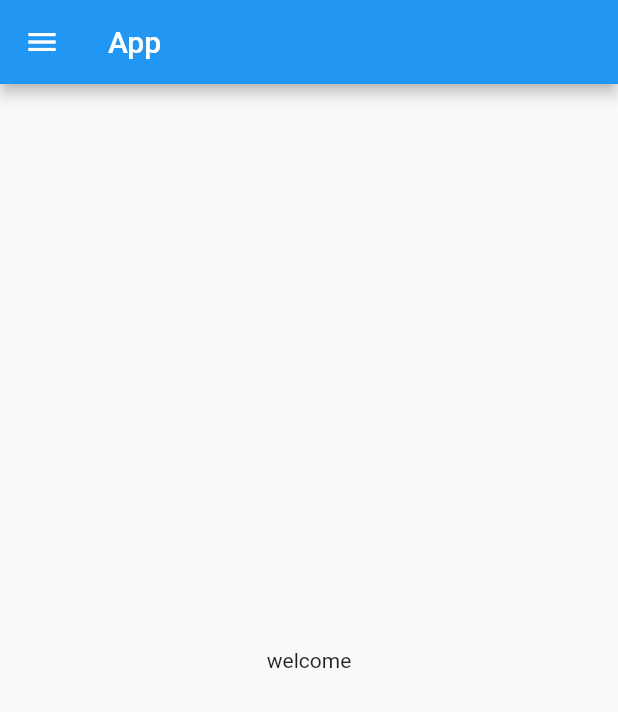
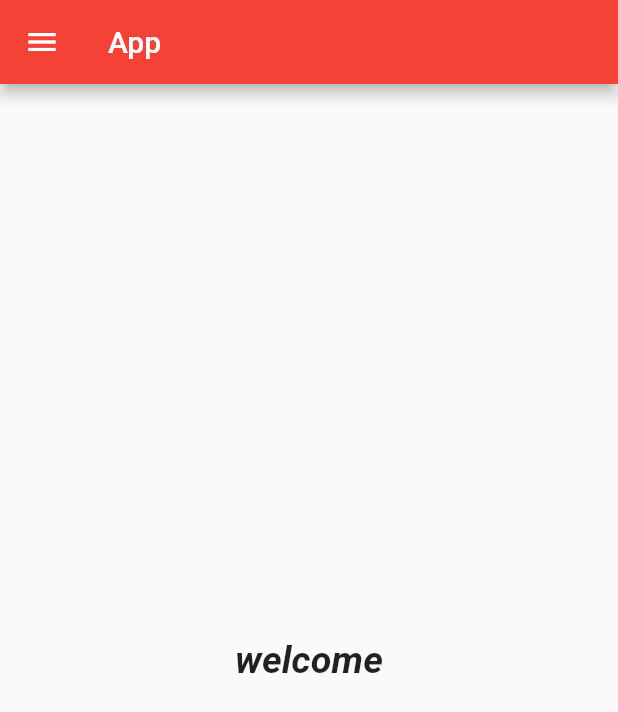
Before and after one commit to bilal1597/dart, a Flutter app: the screen it shows after launch, on a phone screen of 412 x 824 dp. Shown: the top 712 px of the screen. Run offline on Flutter 3.47's test engine with Material 2 defaults, Android fonts, the phone set to English and light mode, and no system bars.

Commit message:
day3 completed

```diff
--- a/lib/main.dart
+++ b/lib/main.dart
@@ -1,4 +1,5 @@
-import 'package:catalog_app/home_page.dart';
+import 'package:catalog_app/screens/home_page.dart';
+import 'package:catalog_app/screens/login.dart';
 import 'package:flutter/material.dart';
 
 void main() {
@@ -9,8 +10,15 @@ class MyApp extends StatelessWidget {
   @override
   Widget build(BuildContext context) {
     return MaterialApp(
-      home: HomePage(),
       debugShowCheckedModeBanner: false,
+      themeMode: ThemeMode.light,
+      darkTheme: ThemeData(brightness: Brightness.dark),
+      theme: ThemeData(primarySwatch: Colors.red),
+      initialRoute: '/',
+      routes: {
+        '/': (context) => HomePage(),
+        '/login': (context) => Login(),
+      },
     );
   }
 }
--- a/lib/home_page.dart
+++ b/lib/screens/home_page.dart
@@ -4,13 +4,18 @@ class HomePage extends StatelessWidget {
   @override
   Widget build(BuildContext context) {
     return Scaffold(
-      appBar: AppBar(
-        title: Text('App')),
+      appBar: AppBar(title: Text('App')),
       drawer: Drawer(),
       body: Material(
         child: Container(
           child: Center(
-            child: Text('welcome'),
+            child: Text(
+              'welcome',
+              style: TextStyle(
+                  fontSize: 25.0,
+                  fontWeight: FontWeight.bold,
+                  fontStyle: FontStyle.italic),
+            ),
           ),
         ),
       ),
--- /dev/null
+++ b/lib/screens/login.dart
@@ -0,0 +1,12 @@
+import 'package:flutter/material.dart';
+
+class Login extends StatelessWidget {
+  @override
+  Widget build(BuildContext context) {
+    return Material(
+      child: Center(
+        child: Text('Login'),
+      ),
+    );
+  }
+}
```
